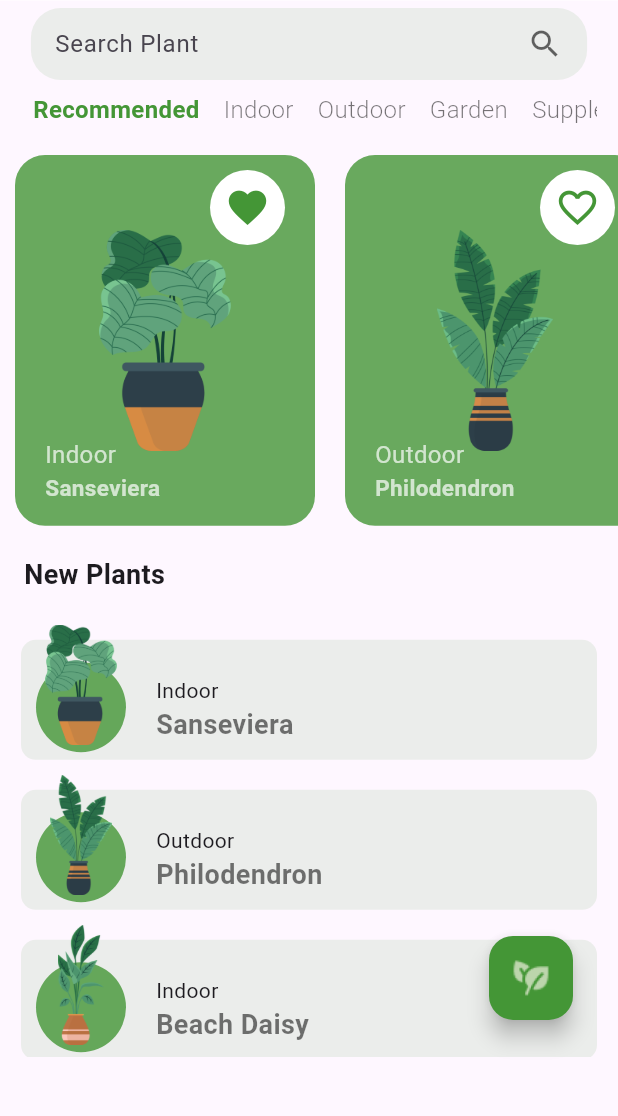
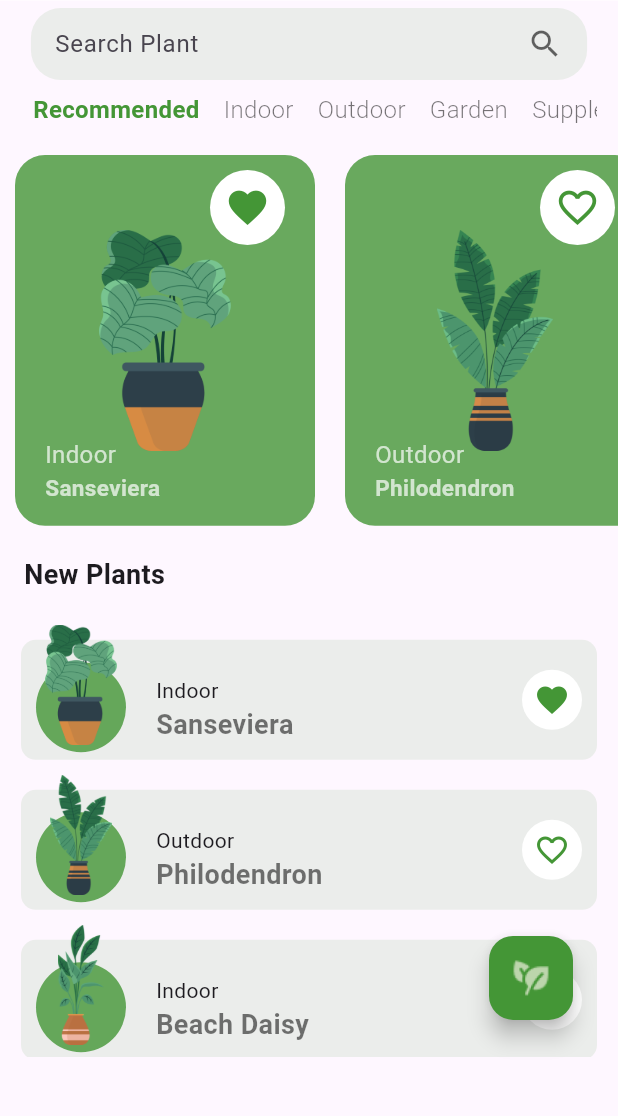
Before and after one commit to HarisKhan15/plant_shield_app, a Flutter app: the HomeScreen screen opened by its route, on a phone screen of 412 x 824 dp, the part 112-1228 px from its top. Run offline on Flutter 3.47's test engine with Material 3 defaults, Android fonts, the phone set to English and light mode, and no system bars; our stand-ins replace image_picker, page_transition.

Commit message:
fav page, myplant page seperation

```diff
--- /dev/null
+++ b/lib/features/home/homePlant_widget.dart
@@ -0,0 +1,127 @@
+// ignore_for_file: sort_child_properties_last
+
+import 'package:flutter/material.dart';
+import 'package:page_transition/page_transition.dart';
+import 'package:plant_shield_app/features/Components/constants.dart';
+import 'package:plant_shield_app/features/plantDetail/detail_page.dart';
+import 'package:plant_shield_app/features/home/plants_model.dart';
+
+class HomePlantWidget extends StatefulWidget {
+  final Function(int) onRemove;
+  const HomePlantWidget({
+    Key? key,
+    required this.index,
+    required this.plantList,
+    required this.onRemove,
+  }) : super(key: key);
+
+  final int index;
+  final List<Plant> plantList;
+
+  @override
+  State<HomePlantWidget> createState() => _HomePlantWidgetState();
+}
+
+class _HomePlantWidgetState extends State<HomePlantWidget> {
+  bool toggleIsFavorited(bool isFavorited) {
+    return !isFavorited;
+  }
+
+  @override
+  Widget build(BuildContext context) {
+    Size size = MediaQuery.of(context).size;
+
+    return GestureDetector(
+      onTap: () {
+        Navigator.push(
+          context,
+          PageTransition(
+            child: DetailPage(
+              plantId: widget.plantList[widget.index].plantId,
+            ),
+            type: PageTransitionType.bottomToTop,
+          ),
+        );
+      },
+      child: Container(
+        decoration: BoxDecoration(
+          color: Constants.primaryColor.withOpacity(.1),
+          borderRadius: BorderRadius.circular(10),
+        ),
+        height: 80.0,
+        padding: const EdgeInsets.only(left: 10, top: 10),
+        margin: const EdgeInsets.only(bottom: 10, top: 10),
+        width: size.width,
+        child: Row(
+          mainAxisAlignment: MainAxisAlignment.spaceBetween,
+          crossAxisAlignment: CrossAxisAlignment.center,
+          children: [
+            Stack(
+              clipBehavior: Clip.none,
+              children: [
+                Container(
+                  width: 60.0,
+                  height: 60.0,
+                  decoration: BoxDecoration(
+                    color: Constants.primaryColor.withOpacity(.8),
+                    shape: BoxShape.circle,
+                  ),
+                ),
+                Positioned(
+                  bottom: 5,
+                  left: 0,
+                  right: 0,
+                  child: SizedBox(
+                    height: 80.0,
+                    child: Image.asset(widget.plantList[widget.index].imageURL),
+                  ),
+                ),
+                Positioned(
+                  bottom: 5,
+                  left: 80,
+                  child: Column(
+                    crossAxisAlignment: CrossAxisAlignment.start,
+                    children: [
+                      Text(widget.plantList[widget.index].category),
+                      Text(
+                        widget.plantList[widget.index].plantName,
+                        style: TextStyle(
+                          fontWeight: FontWeight.bold,
+                          fontSize: 18,
+                          color: Constants.blackColor,
+                        ),
+                      ),
+                    ],
+                  ),
+                ),
+              ],
+            ),
+            GestureDetector(
+              onTap: () {
+                setState(() {
+                  bool isFavorited = toggleIsFavorited(
+                      widget.plantList[widget.index].isFavorated);
+                  widget.plantList[widget.index].isFavorated = isFavorited;
+                });
+              },
+              child: Container(
+                padding: const EdgeInsets.all(8.0),
+                margin: const EdgeInsets.only(right: 10, bottom: 10),
+                child: Icon(
+                  widget.plantList[widget.index].isFavorated
+                      ? Icons.favorite
+                      : Icons.favorite_border,
+                  color: Constants.primaryColor,
+                ),
+                decoration: BoxDecoration(
+                  color: Colors.white,
+                  borderRadius: BorderRadius.circular(50),
+                ),
+              ),
+            ),
+          ],
+        ),
+      ),
+    );
+  }
+}
--- a/lib/features/home/home_page.dart
+++ b/lib/features/home/home_page.dart
@@ -5,11 +5,13 @@ import 'dart:io';
 import 'package:flutter/material.dart';
 import 'package:image_picker/image_picker.dart';
 import 'package:plant_shield_app/features/Components/constants.dart';
+import 'package:plant_shield_app/features/favorites/favoritePlants_page.dart';
+import 'package:plant_shield_app/features/home/homePlant_widget.dart';
 import 'package:plant_shield_app/features/home/selectedImage.dart';
 import 'package:plant_shield_app/features/home/infocard.dart';
-import 'package:plant_shield_app/features/myplants/myPlants_page.dart';
+import 'package:plant_shield_app/features/myPlants/myPlants_page.dart';
 import 'package:plant_shield_app/features/plantDetail/detail_page.dart';
-import 'package:plant_shield_app/features/home/plant_widget.dart';
+import 'package:plant_shield_app/features/favorites/Favplant_widget.dart';
 import 'package:plant_shield_app/features/home/plants_model.dart';
 import 'package:page_transition/page_transition.dart';
 
@@ -138,16 +140,13 @@ class _HomeScreenState extends State<HomeScreen> {
             SizedBox(height: 20),
             //1
             ListTile(
-              leading: Icon(Icons.home_outlined,
+              leading: Icon(Icons.person_2_outlined,
                   color: Constants.primaryColor, size: 30),
               title: Text(
-                'Home',
+                'Profile',
                 style: TextStyle(fontSize: 18),
               ),
-              onTap: () {
-                Navigator.of(context).push(
-                    MaterialPageRoute(builder: (context) => HomeScreen()));
-              },
+              onTap: () {},
             ),
             Divider(
               color: Constants.primaryColor,
@@ -193,10 +192,31 @@ class _HomeScreenState extends State<HomeScreen> {
             ),
             //5
             ListTile(
-                leading: Icon(Icons.settings_outlined,
+                leading: Icon(Icons.favorite_border_outlined,
                     color: Constants.primaryColor, size: 30),
                 title: Text(
-                  'Settings',
+                  'Favorites',
+                  style: TextStyle(fontSize: 18),
+                ),
+                onTap: () {
+                  List<Plant> favoritedPlants =
+                      _plantList.where((plant) => plant.isFavorated).toList();
+                  Navigator.of(context).push(MaterialPageRoute(
+                      builder: (context) => favScreen(
+                            favoritedPlants: favoritedPlants,
+                            removeFromFavorites: (int) {},
+                          )));
+                }),
+            Divider(
+              color: Constants.primaryColor,
+              thickness: 0.6,
+            ),
+            //5
+            ListTile(
+                leading: Icon(Icons.logout_outlined,
+                    color: Constants.primaryColor, size: 30),
+                title: Text(
+                  'Log Out',
                   style: TextStyle(fontSize: 18),
                 ),
                 onTap: () {}),
@@ -417,13 +437,21 @@ class _HomeScreenState extends State<HomeScreen> {
                             ),
                           );
                         },
-                        child: PlantWidget(index: index, plantList: _plantList),
+                        child: HomePlantWidget(
+                          index: index,
+                          plantList: _plantList,
+                          onRemove: (removedIndex) {
+                            setState(() {
+                              _plantList.removeAt(removedIndex);
+                            });
+                          },
+                        ),
                       );
                     },
                   ),
                   Positioned(
-                    bottom: 25.0, // Adjust the position as needed
-                    right: 16.0, // Adjust the position as needed
+                    bottom: 25.0,
+                    right: 16.0,
                     child: Column(
                       mainAxisAlignment: MainAxisAlignment.end,
                       crossAxisAlignment: CrossAxisAlignment.end,
```
Also changed, not shown: lib/features/favorites/Favplant_widget.dart (renamed from lib/features/home/plant_widget.dart, +59 -31 lines), lib/features/favorites/favoritePlants_page.dart (added, +135 -0 lines), lib/features/myPlants/myPlant_widget.dart (added, +100 -0 lines), lib/features/myPlants/myPlants_page.dart (+8 -6 lines).
